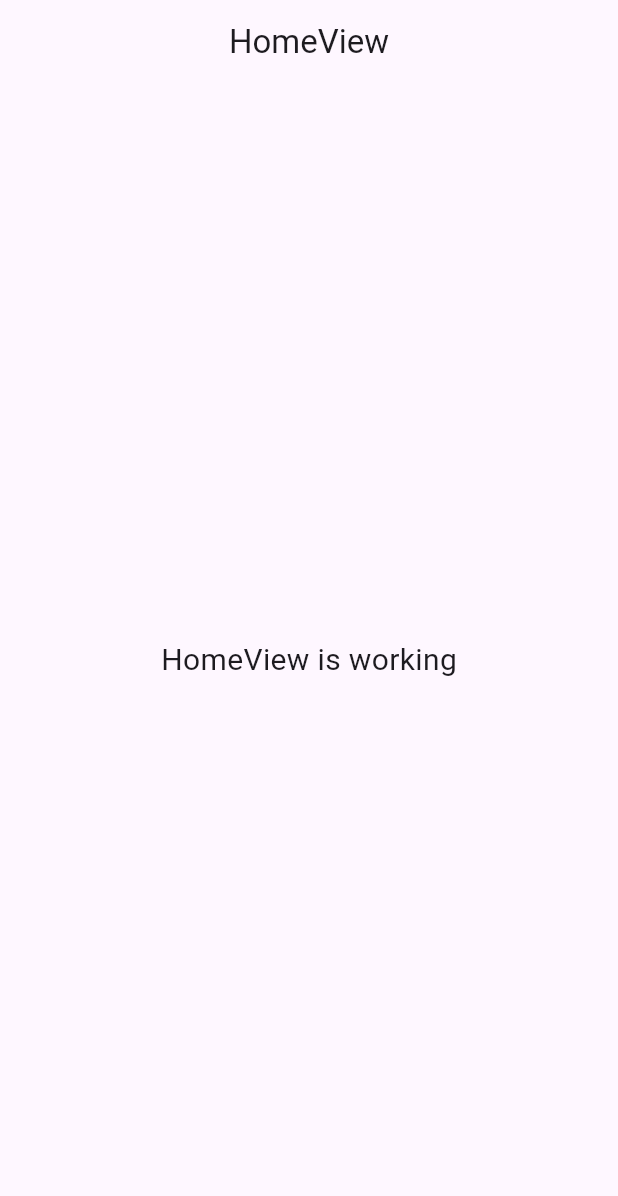
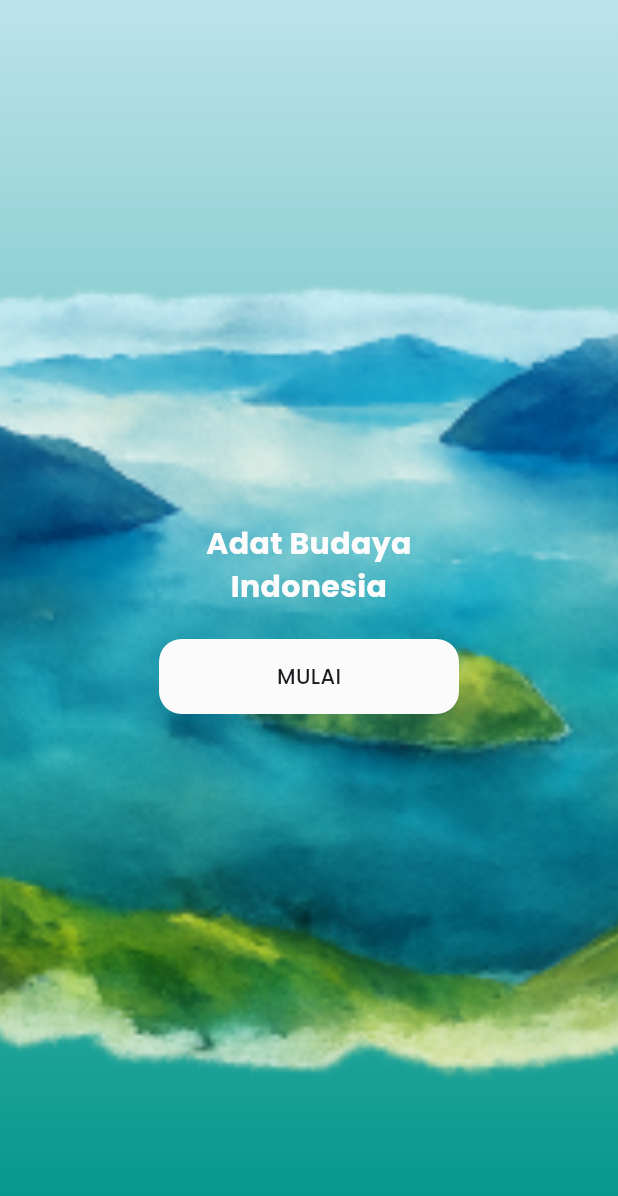
Before and after one commit to nefarha/adat_indonesia, a Flutter app: the screen it shows after launch, on a phone screen of 412 x 824 dp. Shown: the top 1196 px of the screen. Run offline on Flutter 3.47's test engine with Material 3 defaults, Android fonts, the phone set to English and light mode, and no system bars; our stand-ins replace get, glass, google_fonts.

Commit message:
feat: sliced home view

```diff
--- /dev/null
+++ b/lib/adat_indonesia_app.dart
@@ -0,0 +1,28 @@
+import 'package:adat_indonesia/app/data/utils/colour_palette.dart';
+import 'package:adat_indonesia/app/routes/app_pages.dart';
+import 'package:flutter/material.dart';
+import 'package:get/get.dart';
+import 'package:google_fonts/google_fonts.dart';
+
+class AdatIndonesiaApp extends StatelessWidget {
+  const AdatIndonesiaApp({super.key});
+
+  @override
+  Widget build(BuildContext context) {
+    return GetMaterialApp(
+      title: "Application",
+      initialRoute: AppPages.INITIAL,
+      getPages: AppPages.routes,
+      theme: adatTheme(),
+    );
+  }
+}
+
+ThemeData adatTheme() => ThemeData(
+      appBarTheme: AppBarTheme(
+        surfaceTintColor: Colors.transparent,
+        backgroundColor: ColourPalette.pastelWhite,
+      ),
+      scaffoldBackgroundColor: ColourPalette.pastelWhite,
+      textTheme: GoogleFonts.poppinsTextTheme(),
+    );
--- /dev/null
+++ b/lib/app/data/enums/e_constant.dart
@@ -0,0 +1,8 @@
+enum EConstant {
+  smallPadding(value: 10),
+  mediumPadding(value: 15),
+  largePadding(value: 20);
+
+  const EConstant({required this.value});
+  final double value;
+}
--- /dev/null
+++ b/lib/app/data/utils/colour_palette.dart
@@ -0,0 +1,9 @@
+import 'package:flutter/widgets.dart';
+
+class ColourPalette {
+  static Color skyBlueWhite = Color(0xffbce3ec);
+  static Color sandYellow = Color(0xffd3e2ae);
+
+  static Color pastelDarkBlue = Color(0xff5D688A);
+  static Color pastelWhite = Color(0xffFBFBFB);
+}
--- /dev/null
+++ b/lib/app/data/utils/common_utils.dart
@@ -0,0 +1,20 @@
+import 'package:flutter/widgets.dart';
+
+class CommonUtils {
+  static TextStyle headerStyle = TextStyle(
+    fontWeight: FontWeight.bold,
+    fontSize: 20,
+  );
+  static TextStyle titleStyle = TextStyle(
+    fontWeight: FontWeight.w500,
+    fontSize: 14,
+  );
+  static TextStyle bodyStyle = TextStyle(
+    fontWeight: FontWeight.w400,
+    fontSize: 12,
+  );
+  static TextStyle subTitleStyle = TextStyle(
+    fontWeight: FontWeight.w400,
+    fontSize: 10,
+  );
+}
--- a/lib/app/modules/home/views/home_view.dart
+++ b/lib/app/modules/home/views/home_view.dart
@@ -1,6 +1,10 @@
+import 'package:adat_indonesia/app/data/enums/e_constant.dart';
+import 'package:adat_indonesia/app/data/utils/colour_palette.dart';
+import 'package:adat_indonesia/app/data/utils/common_utils.dart';
 import 'package:flutter/material.dart';
 
 import 'package:get/get.dart';
+import 'package:glass/glass.dart';
 
 import '../controllers/home_controller.dart';
 
@@ -9,15 +13,58 @@ class HomeView extends GetView<HomeController> {
   @override
   Widget build(BuildContext context) {
     return Scaffold(
-      appBar: AppBar(
-        title: const Text('HomeView'),
-        centerTitle: true,
-      ),
-      body: const Center(
-        child: Text(
-          'HomeView is working',
-          style: TextStyle(fontSize: 20),
-        ),
+      body: Stack(
+        children: [
+          Container(
+            height: double.infinity,
+            width: double.infinity,
+            decoration: BoxDecoration(
+              image: DecorationImage(
+                  image: AssetImage('assets/images/bg.png'), fit: BoxFit.cover),
+              gradient: LinearGradient(
+                begin: Alignment.topCenter,
+                end: Alignment.bottomCenter,
+                colors: [
+                  ColourPalette.skyBlueWhite,
+                  Colors.teal,
+                ],
+              ),
+            ),
+          ),
+          SafeArea(
+            child: Padding(
+              padding: EdgeInsets.all(EConstant.smallPadding.value),
+              child: Column(
+                spacing: 20,
+                mainAxisAlignment: MainAxisAlignment.center,
+                children: [
+                  Text(
+                    'Adat Budaya\nIndonesia',
+                    style: CommonUtils.headerStyle.copyWith(
+                      color: ColourPalette.pastelWhite,
+                    ),
+                    textAlign: TextAlign.center,
+                  ),
+                  Center(
+                      child: Container(
+                    width: 200,
+                    height: 50,
+                    decoration: BoxDecoration(
+                      color: ColourPalette.pastelWhite,
+                      borderRadius: BorderRadius.circular(15),
+                    ),
+                    child: Center(
+                      child: Text(
+                        'MULAI',
+                        style: CommonUtils.titleStyle.copyWith(),
+                      ),
+                    ),
+                  ))
+                ],
+              ),
+            ),
+          ),
+        ],
       ),
     );
   }
--- a/lib/main.dart
+++ b/lib/main.dart
@@ -1,3 +1,4 @@
+import 'package:adat_indonesia/adat_indonesia_app.dart';
 import 'package:flutter/material.dart';
 
 import 'package:get/get.dart';
@@ -6,10 +7,6 @@ import 'app/routes/app_pages.dart';
 
 void main() {
   runApp(
-    GetMaterialApp(
-      title: "Application",
-      initialRoute: AppPages.INITIAL,
-      getPages: AppPages.routes,
-    ),
+    AdatIndonesiaApp(),
   );
 }
```
Also changed, not shown: pubspec.yaml (+4 -4 lines), assets/images/bg.png (added), pubspec.lock.
